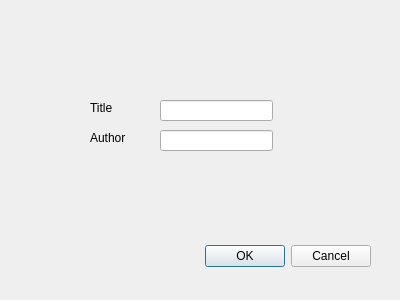
Qt form QtWidgetsApplication-LMS/addDialog.ui (cchandel-dev/Library-Management-System) before a commit.
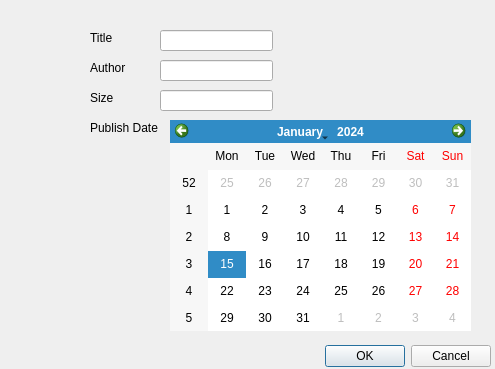
The same form after that commit.

Patch:
```diff
--- a/QtWidgetsApplication-LMS/addDialog.ui
+++ b/QtWidgetsApplication-LMS/addDialog.ui
@@ -6,8 +6,8 @@
    <rect>
     <x>0</x>
     <y>0</y>
-    <width>400</width>
-    <height>300</height>
+    <width>495</width>
+    <height>369</height>
    </rect>
   </property>
   <property name="windowTitle">
@@ -16,8 +16,8 @@
   <widget class="QDialogButtonBox" name="buttonBox">
    <property name="geometry">
     <rect>
-     <x>30</x>
-     <y>240</y>
+     <x>150</x>
+     <y>340</y>
      <width>341</width>
      <height>32</height>
     </rect>
@@ -33,7 +33,7 @@
    <property name="geometry">
     <rect>
      <x>90</x>
-     <y>100</y>
+     <y>30</y>
      <width>49</width>
      <height>16</height>
     </rect>
@@ -46,7 +46,7 @@
    <property name="geometry">
     <rect>
      <x>160</x>
-     <y>100</y>
+     <y>30</y>
      <width>113</width>
      <height>21</height>
     </rect>
@@ -56,7 +56,7 @@
    <property name="geometry">
     <rect>
      <x>90</x>
-     <y>130</y>
+     <y>60</y>
      <width>49</width>
      <height>16</height>
     </rect>
@@ -69,12 +69,61 @@
    <property name="geometry">
     <rect>
      <x>160</x>
-     <y>130</y>
+     <y>60</y>
      <width>113</width>
      <height>21</height>
     </rect>
    </property>
   </widget>
+  <widget class="QLineEdit" name="sizeLineEdit">
+   <property name="geometry">
+    <rect>
+     <x>160</x>
+     <y>90</y>
+     <width>113</width>
+     <height>21</height>
+    </rect>
+   </property>
+   <property name="text">
+    <string/>
+   </property>
+  </widget>
+  <widget class="QLabel" name="label_3">
+   <property name="geometry">
+    <rect>
+     <x>90</x>
+     <y>90</y>
+     <width>49</width>
+     <height>16</height>
+    </rect>
+   </property>
+   <property name="text">
+    <string>Size</string>
+   </property>
+  </widget>
+  <widget class="QLabel" name="label_4">
+   <property name="geometry">
+    <rect>
+     <x>90</x>
+     <y>120</y>
+     <width>81</width>
+     <height>16</height>
+    </rect>
+   </property>
+   <property name="text">
+    <string>Publish Date</string>
+   </property>
+  </widget>
+  <widget class="QCalendarWidget" name="publishCalender">
+   <property name="geometry">
+    <rect>
+     <x>170</x>
+     <y>120</y>
+     <width>301</width>
+     <height>211</height>
+    </rect>
+   </property>
+  </widget>
  </widget>
  <resources/>
  <connections>
```
